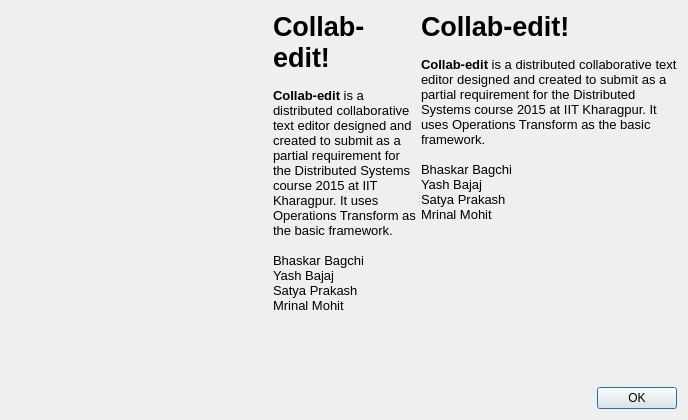
The window that firstrundialog.ui (bhaskarbagchi/KgpEdit) describes before a commit, drawn with Qt 5.
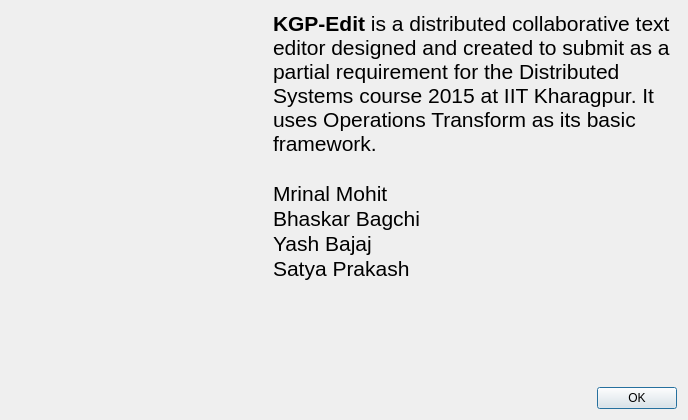
The same window after the commit. Icons and pictures are not drawn.

The edit to the form file:
```diff
--- a/firstrundialog.ui
+++ b/firstrundialog.ui
@@ -59,34 +59,6 @@
        <property name="orientation">
         <enum>Qt::Horizontal</enum>
        </property>
-       <widget class="QLabel" name="labelMac">
-        <property name="sizePolicy">
-         <sizepolicy hsizetype="Preferred" vsizetype="Expanding">
-          <horstretch>0</horstretch>
-          <verstretch>0</verstretch>
-         </sizepolicy>
-        </property>
-        <property name="text">
-         <string>&lt;!DOCTYPE HTML PUBLIC &quot;-//W3C//DTD HTML 4.0//EN&quot; &quot;http://www.w3.org/TR/REC-html40/strict.dtd&quot;&gt;
-&lt;html&gt;&lt;head&gt;&lt;meta name=&quot;qrichtext&quot; content=&quot;1&quot; /&gt;&lt;style type=&quot;text/css&quot;&gt;
-p, li { white-space: pre-wrap; }
-&lt;/style&gt;&lt;/head&gt;&lt;body style=&quot; font-family:'Ubuntu'; font-size:11pt; font-weight:400; font-style:normal;&quot;&gt;
-&lt;p style=&quot; margin-top:0px; margin-bottom:0px; margin-left:0px; margin-right:0px; -qt-block-indent:0; text-indent:0px;&quot;&gt;&lt;span style=&quot; font-family:'MS Shell Dlg 2'; font-size:20pt; font-weight:600;&quot;&gt;Collab-edit! &lt;/span&gt;&lt;/p&gt;
-&lt;p style=&quot;-qt-paragraph-type:empty; margin-top:0px; margin-bottom:0px; margin-left:0px; margin-right:0px; -qt-block-indent:0; text-indent:0px; font-family:'MS Shell Dlg 2'; font-size:10pt; font-weight:600;&quot;&gt;&lt;br /&gt;&lt;/p&gt;
-&lt;p style=&quot; margin-top:0px; margin-bottom:0px; margin-left:0px; margin-right:0px; -qt-block-indent:0; text-indent:0px;&quot;&gt;&lt;span style=&quot; font-family:'MS Shell Dlg 2'; font-size:10pt; font-weight:600;&quot;&gt;Collab-edit&lt;/span&gt;&lt;span style=&quot; font-family:'MS Shell Dlg 2'; font-size:10pt;&quot;&gt; is a distributed collaborative text editor designed and created to submit as a partial requirement for the Distributed Systems course 2015 at IIT Kharagpur. It uses Operations Transform as the basic framework.&lt;/span&gt;&lt;/p&gt;
-&lt;p style=&quot;-qt-paragraph-type:empty; margin-top:0px; margin-bottom:0px; margin-left:0px; margin-right:0px; -qt-block-indent:0; text-indent:0px; font-family:'MS Shell Dlg 2'; font-size:10pt;&quot;&gt;&lt;br /&gt;&lt;/p&gt;
-&lt;p style=&quot; margin-top:0px; margin-bottom:0px; margin-left:0px; margin-right:0px; -qt-block-indent:0; text-indent:0px;&quot;&gt;&lt;span style=&quot; font-family:'MS Shell Dlg 2'; font-size:10pt;&quot;&gt;Bhaskar Bagchi&lt;/span&gt;&lt;/p&gt;
-&lt;p style=&quot; margin-top:0px; margin-bottom:0px; margin-left:0px; margin-right:0px; -qt-block-indent:0; text-indent:0px;&quot;&gt;&lt;span style=&quot; font-family:'MS Shell Dlg 2'; font-size:10pt;&quot;&gt;Yash Bajaj&lt;/span&gt;&lt;/p&gt;
-&lt;p style=&quot; margin-top:0px; margin-bottom:0px; margin-left:0px; margin-right:0px; -qt-block-indent:0; text-indent:0px;&quot;&gt;&lt;span style=&quot; font-family:'MS Shell Dlg 2'; font-size:10pt;&quot;&gt;Satya Prakash&lt;/span&gt;&lt;/p&gt;
-&lt;p style=&quot; margin-top:0px; margin-bottom:0px; margin-left:0px; margin-right:0px; -qt-block-indent:0; text-indent:0px;&quot;&gt;&lt;span style=&quot; font-family:'MS Shell Dlg 2'; font-size:10pt;&quot;&gt;Mrinal Mohit&lt;/span&gt;&lt;/p&gt;&lt;/body&gt;&lt;/html&gt;</string>
-        </property>
-        <property name="alignment">
-         <set>Qt::AlignLeading|Qt::AlignLeft|Qt::AlignTop</set>
-        </property>
-        <property name="wordWrap">
-         <bool>true</bool>
-        </property>
-       </widget>
        <widget class="QLabel" name="labelPc">
         <property name="sizePolicy">
          <sizepolicy hsizetype="Preferred" vsizetype="Expanding">
@@ -106,14 +78,13 @@
 &lt;html&gt;&lt;head&gt;&lt;meta name=&quot;qrichtext&quot; content=&quot;1&quot; /&gt;&lt;style type=&quot;text/css&quot;&gt;
 p, li { white-space: pre-wrap; }
 &lt;/style&gt;&lt;/head&gt;&lt;body style=&quot; font-family:'Ubuntu'; font-size:28pt; font-weight:600; font-style:normal;&quot;&gt;
-&lt;p style=&quot; margin-top:0px; margin-bottom:0px; margin-left:0px; margin-right:0px; -qt-block-indent:0; text-indent:0px;&quot;&gt;&lt;span style=&quot; font-family:'MS Shell Dlg 2'; font-size:20pt;&quot;&gt;Collab-edit! &lt;/span&gt;&lt;/p&gt;
-&lt;p style=&quot;-qt-paragraph-type:empty; margin-top:0px; margin-bottom:0px; margin-left:0px; margin-right:0px; -qt-block-indent:0; text-indent:0px; font-family:'MS Shell Dlg 2'; font-size:10pt;&quot;&gt;&lt;br /&gt;&lt;/p&gt;
-&lt;p style=&quot; margin-top:0px; margin-bottom:0px; margin-left:0px; margin-right:0px; -qt-block-indent:0; text-indent:0px;&quot;&gt;&lt;span style=&quot; font-family:'MS Shell Dlg 2'; font-size:10pt;&quot;&gt;Collab-edit&lt;/span&gt;&lt;span style=&quot; font-family:'MS Shell Dlg 2'; font-size:10pt; font-weight:400;&quot;&gt; is a distributed collaborative text editor designed and created to submit as a partial requirement for the Distributed Systems course 2015 at IIT Kharagpur. It uses Operations Transform as the basic framework.&lt;/span&gt;&lt;/p&gt;
-&lt;p style=&quot;-qt-paragraph-type:empty; margin-top:0px; margin-bottom:0px; margin-left:0px; margin-right:0px; -qt-block-indent:0; text-indent:0px; font-family:'MS Shell Dlg 2'; font-size:10pt; font-weight:400;&quot;&gt;&lt;br /&gt;&lt;/p&gt;
-&lt;p style=&quot; margin-top:0px; margin-bottom:0px; margin-left:0px; margin-right:0px; -qt-block-indent:0; text-indent:0px;&quot;&gt;&lt;span style=&quot; font-family:'MS Shell Dlg 2'; font-size:10pt; font-weight:400;&quot;&gt;Bhaskar Bagchi&lt;/span&gt;&lt;/p&gt;
-&lt;p style=&quot; margin-top:0px; margin-bottom:0px; margin-left:0px; margin-right:0px; -qt-block-indent:0; text-indent:0px;&quot;&gt;&lt;span style=&quot; font-family:'MS Shell Dlg 2'; font-size:10pt; font-weight:400;&quot;&gt;Yash Bajaj&lt;/span&gt;&lt;/p&gt;
-&lt;p style=&quot; margin-top:0px; margin-bottom:0px; margin-left:0px; margin-right:0px; -qt-block-indent:0; text-indent:0px;&quot;&gt;&lt;span style=&quot; font-family:'MS Shell Dlg 2'; font-size:10pt; font-weight:400;&quot;&gt;Satya Prakash&lt;/span&gt;&lt;/p&gt;
-&lt;p style=&quot; margin-top:0px; margin-bottom:0px; margin-left:0px; margin-right:0px; -qt-block-indent:0; text-indent:0px;&quot;&gt;&lt;span style=&quot; font-family:'MS Shell Dlg 2'; font-size:10pt; font-weight:400;&quot;&gt;Mrinal Mohit&lt;/span&gt;&lt;/p&gt;&lt;/body&gt;&lt;/html&gt;</string>
+&lt;p style=&quot; margin-top:0px; margin-bottom:0px; margin-left:0px; margin-right:0px; -qt-block-indent:0; text-indent:0px;&quot;&gt;&lt;span style=&quot; font-family:'MS Shell Dlg 2'; font-size:16pt;&quot;&gt;KGP-Edit&lt;/span&gt;&lt;span style=&quot; font-family:'MS Shell Dlg 2'; font-size:16pt; font-weight:400;&quot;&gt; is a distributed collaborative text editor designed and created to submit as a partial requirement for the Distributed Systems course 2015 at IIT Kharagpur. It uses Operations Transform as its basic framework.&lt;/span&gt;&lt;/p&gt;
+&lt;p style=&quot;-qt-paragraph-type:empty; margin-top:0px; margin-bottom:0px; margin-left:0px; margin-right:0px; -qt-block-indent:0; text-indent:0px; font-family:'MS Shell Dlg 2'; font-size:16pt; font-weight:400;&quot;&gt;&lt;br /&gt;&lt;/p&gt;
+&lt;p style=&quot; margin-top:0px; margin-bottom:0px; margin-left:0px; margin-right:0px; -qt-block-indent:0; text-indent:0px;&quot;&gt;&lt;span style=&quot; font-family:'MS Shell Dlg 2'; font-size:16pt; font-weight:400;&quot;&gt;Mrinal Mohit&lt;/span&gt;&lt;/p&gt;
+&lt;p style=&quot; margin-top:0px; margin-bottom:0px; margin-left:0px; margin-right:0px; -qt-block-indent:0; text-indent:0px;&quot;&gt;&lt;span style=&quot; font-family:'MS Shell Dlg 2'; font-size:16pt; font-weight:400;&quot;&gt;Bhaskar Bagchi&lt;/span&gt;&lt;/p&gt;
+&lt;p style=&quot; margin-top:0px; margin-bottom:0px; margin-left:0px; margin-right:0px; -qt-block-indent:0; text-indent:0px;&quot;&gt;&lt;span style=&quot; font-family:'MS Shell Dlg 2'; font-size:16pt; font-weight:400;&quot;&gt;Yash Bajaj&lt;/span&gt;&lt;/p&gt;
+&lt;p style=&quot; margin-top:0px; margin-bottom:0px; margin-left:0px; margin-right:0px; -qt-block-indent:0; text-indent:0px;&quot;&gt;&lt;span style=&quot; font-family:'MS Shell Dlg 2'; font-size:16pt; font-weight:400;&quot;&gt;Satya Prakash&lt;/span&gt;&lt;/p&gt;
+&lt;p style=&quot;-qt-paragraph-type:empty; margin-top:0px; margin-bottom:0px; margin-left:0px; margin-right:0px; -qt-block-indent:0; text-indent:0px; font-size:16pt;&quot;&gt;&lt;br /&gt;&lt;/p&gt;&lt;/body&gt;&lt;/html&gt;</string>
         </property>
         <property name="alignment">
          <set>Qt::AlignLeading|Qt::AlignLeft|Qt::AlignTop</set>
```
Left out of the diff: 2 changed lines with no effect on the pictures.
